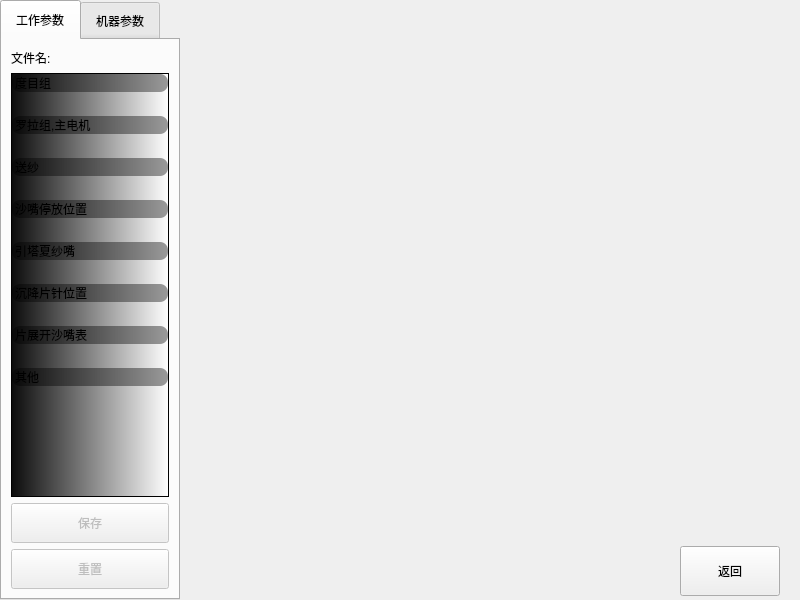
This is paramform.ui in httpftpli/mdimh as Qt 5 draws it before an edit. The edited form follows.
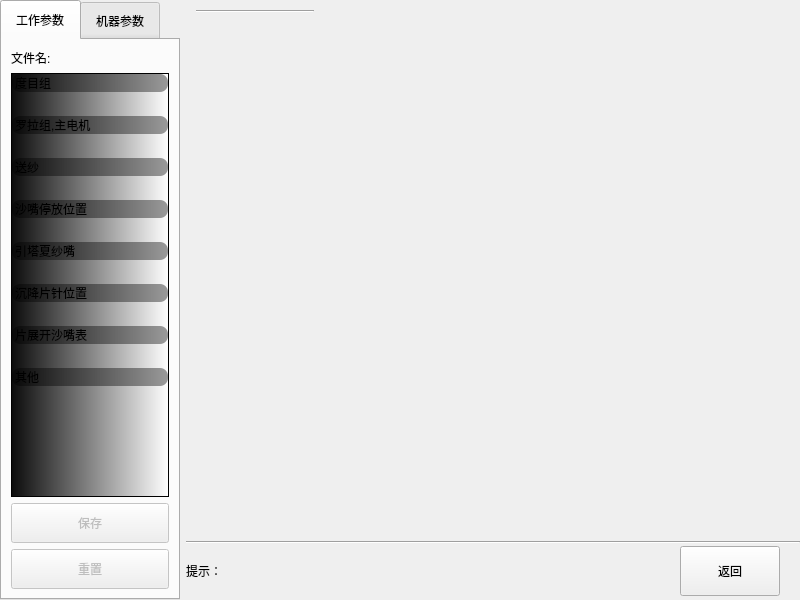
This is the edited form. The open tabs and pages were chosen to show the change. Icons and pictures are not drawn. Custom widgets are drawn as their Qt base class.

The edit to the form file:
```diff
--- a/paramform.ui
+++ b/paramform.ui
@@ -10,6 +10,18 @@
     <height>600</height>
    </rect>
   </property>
+  <property name="minimumSize">
+   <size>
+    <width>800</width>
+    <height>600</height>
+   </size>
+  </property>
+  <property name="maximumSize">
+   <size>
+    <width>800</width>
+    <height>600</height>
+   </size>
+  </property>
   <property name="windowTitle">
    <string>Form</string>
   </property>
@@ -510,6 +522,9 @@
      <property name="spacing">
       <number>2</number>
      </property>
+     <property name="sizeConstraint">
+      <enum>QLayout::SetFixedSize</enum>
+     </property>
      <item>
       <widget class="QStackedWidget" name="stackedWidget">
        <property name="sizePolicy">
@@ -1123,24 +1138,52 @@
          </item>
         </layout>
        </widget>
-       <widget class="QWidget" name="page_gzcs"/>
+       <widget class="QWidget" name="page_gzcs">
+        <widget class="Line" name="line_2">
+         <property name="geometry">
+          <rect>
+           <x>10</x>
+           <y>10</y>
+           <width>118</width>
+           <height>3</height>
+          </rect>
+         </property>
+         <property name="orientation">
+          <enum>Qt::Horizontal</enum>
+         </property>
+        </widget>
+       </widget>
        <widget class="QWidget" name="page_xtcs"/>
       </widget>
      </item>
+     <item>
+      <widget class="Line" name="line_3">
+       <property name="orientation">
+        <enum>Qt::Horizontal</enum>
+       </property>
+      </widget>
+     </item>
      <item>
       <layout class="QHBoxLayout" name="horizontalLayout">
        <item>
-        <spacer name="horizontalSpacer">
-         <property name="orientation">
-          <enum>Qt::Horizontal</enum>
+        <widget class="QLabel" name="label_16">
+         <property name="text">
+          <string>提示：</string>
          </property>
-         <property name="sizeHint" stdset="0">
-          <size>
-           <width>40</width>
-           <height>20</height>
-          </size>
+        </widget>
+       </item>
+       <item>
+        <widget class="QLabel" name="label_tip">
+         <property name="sizePolicy">
+          <sizepolicy hsizetype="Expanding" vsizetype="Preferred">
+           <horstretch>0</horstretch>
+           <verstretch>0</verstretch>
+          </sizepolicy>
          </property>
-        </spacer>
+         <property name="text">
+          <string/>
+         </property>
+        </widget>
        </item>
        <item>
         <widget class="QMdPushButton" name="qMdPushButton">
```
Left out of the diff: 845 changed lines with no effect on the pictures.
